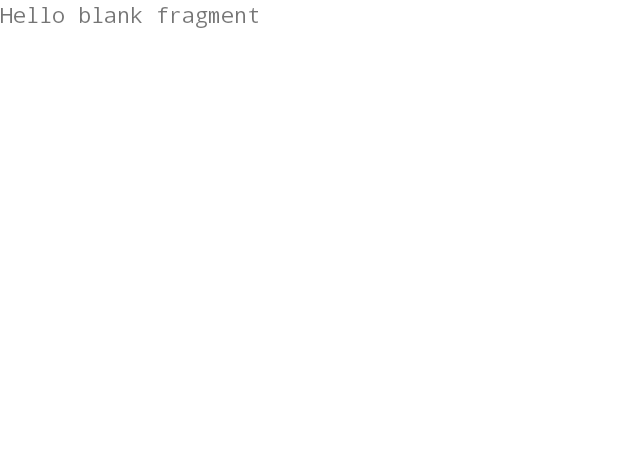
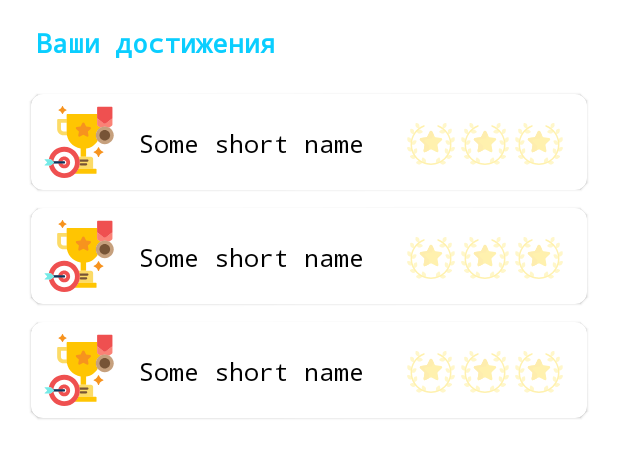
Before and after one commit to zzemlyanaya/OpenSpaceHack_CITADEL, an Android app: the layout fragment_achievements.xml on its own in the app's theme, with its tools: preview values and no code run, on a phone screen of 412 x 824 dp. Shown: the top 458 px of the screen. Run offline under Robolectric (Android 15) with nearby library versions, the phone set to English and light mode, and no system bars.

Commit message:
achievements added

```diff
--- a/app/src/main/java/ru/zzemlyanaya/openbagtrecker/Utils.kt
+++ b/app/src/main/java/ru/zzemlyanaya/openbagtrecker/Utils.kt
@@ -23,6 +23,7 @@ interface IOnBack{
 object Constants {
     const val USER = "user"
     const val COINS = "coins"
+    const val LIST = "list"
     const val WIZARD = 0
     const val PIRATE = 1
     const val ADMIN = 2
--- a/app/src/main/java/ru/zzemlyanaya/openbagtrecker/login/signin/SignInViewModel.kt
+++ b/app/src/main/java/ru/zzemlyanaya/openbagtrecker/login/signin/SignInViewModel.kt
@@ -24,7 +24,8 @@ class SignInViewModel : ViewModel() {
         if (id == "cita_del@citadel.ru".hashCode())
             emit(Resource.success(data =
                 User(0, "cita_del@citadel.ru", "CITADEL", 0, "CIT AD EL",
-                    "", 15934, "Samsung S20 Note_Android 10|Google Pixel 3XL_Android 9.2")
+                    "Первые шаги_1|FUS RO DAH!_1|На высоте_3", 15934,
+                    "Samsung S20 Note_Android 10|Google Pixel 3XL_Android 9.2")
             ))
         else
             emit(Resource.error(data = null, message = "Неверный email/пароль"))
--- a/app/src/main/java/ru/zzemlyanaya/openbagtrecker/main/MainActivity.kt
+++ b/app/src/main/java/ru/zzemlyanaya/openbagtrecker/main/MainActivity.kt
@@ -87,7 +87,7 @@ class MainActivity : AppCompatActivity() {
     fun showAchievementsFragment() {
         supportFragmentManager.beginTransaction()
             .setTransition(FragmentTransaction.TRANSIT_FRAGMENT_CLOSE)
-            .replace(R.id.container_main, AchievementsFragment(), "achiev")
+            .replace(R.id.container_main, AchievementsFragment.newInstance(currentUser.achievements), "achiev")
             .commitAllowingStateLoss()
 
         binding.navView.visibility = View.VISIBLE
--- /dev/null
+++ b/app/src/main/res/drawable/ic_achievements.xml
@@ -0,0 +1,22 @@
+<vector android:height="48dp" android:viewportHeight="512"
+    android:viewportWidth="511" android:width="48dp" xmlns:android="http://schemas.android.com/apk/res/android">
+    <path android:fillColor="#fcdb67" android:pathData="m169.008,186.938v-4.984h-23.082c-10.199,0 -18.496,-8.207 -18.496,-18.297v-43.941h41.578v-26.582h-61.977c-3.578,0 -6.48,2.871 -6.48,6.41v64.113c0,24.75 20.355,44.879 45.375,44.879h25.098c-1.324,-7.004 -2.016,-14.223 -2.016,-21.598zM169.008,186.938"/>
+    <path android:fillColor="#ffc502" android:pathData="m388.742,139.301c-2.016,-1.523 -3.715,-4.938 -3.715,-7.461v-75.727h-210.422c-3.727,0 -6.75,2.992 -6.75,6.676v124.148c0,58.262 43.117,106.742 99.453,115.879v58.457h38.566v-58.457c35.328,-5.727 65.453,-26.93 83.012,-56.309 -8.148,-10.445 -13.012,-23.516 -13.012,-37.695 0,-22.109 12.078,-42.68 31.52,-53.684l1.328,-0.75zM388.742,139.301"/>
+    <path android:fillColor="#fcdb67" android:pathData="m340.227,360.113h-87.77c5.094,12.656 7.906,26.465 7.906,40.918 0,16.188 -3.52,31.566 -9.828,45.414h105.16v-70.879c0,-8.5 -6.961,-15.453 -15.469,-15.453zM340.227,360.113"/>
+    <path android:fillColor="#ffc502" android:pathData="m374.789,445.445h-123.813c-6.309,14.227 -15.551,26.879 -26.957,37.176h150.77c2.832,0 5.152,-2.316 5.152,-5.148v-26.875c0.004,-2.832 -2.32,-5.152 -5.152,-5.152zM374.789,445.445"/>
+    <path android:fillColor="#775436" android:pathData="m315.406,380.844h-56.91c0.914,4.895 1.504,9.902 1.742,15h55.168c4.141,0 7.5,-3.355 7.5,-7.5 0,-4.141 -3.359,-7.5 -7.5,-7.5zM315.406,380.844"/>
+    <path android:fillColor="#775436" android:pathData="m306.543,407.422h-39.902c-3.02,0 -5.613,1.789 -6.805,4.355 -0.148,1.547 -0.336,3.082 -0.551,4.609 0.684,3.441 3.715,6.035 7.352,6.035h39.906c4.141,0 7.5,-3.359 7.5,-7.5s-3.355,-7.5 -7.5,-7.5zM306.543,407.422"/>
+    <path android:fillColor="#f7931e" android:pathData="m314.836,218.352c-1.301,0 -2.605,-0.305 -3.801,-0.926l-24.441,-12.652 -24.441,12.652c-1.195,0.621 -2.504,0.926 -3.805,0.926 -1.691,0 -3.375,-0.52 -4.801,-1.539 -2.516,-1.797 -3.777,-4.848 -3.25,-7.867l4.668,-26.797 -19.773,-18.977c-2.23,-2.137 -3.027,-5.336 -2.066,-8.246 0.961,-2.91 3.516,-5.035 6.594,-5.477l27.328,-3.91 12.219,-24.379c1.379,-2.746 4.219,-4.484 7.328,-4.484s5.949,1.738 7.324,4.484l12.223,24.379 27.328,3.91c3.074,0.441 5.633,2.566 6.594,5.477 0.961,2.91 0.16,6.105 -2.066,8.246l-19.773,18.977 4.668,26.797c0.523,3.02 -0.734,6.07 -3.25,7.867 -1.426,1.02 -3.109,1.539 -4.805,1.539zM314.836,218.352"/>
+    <path android:fillColor="#fb8276" android:pathData="m488.668,89.891 l-46.148,34.828c-2.266,1.707 -5.969,1.707 -8.23,0l-46.148,-34.828c-2.262,-1.707 -4.113,-5.422 -4.113,-8.254v50.207c0,2.832 1.852,6.547 4.113,8.254l19.652,14.828c9.055,-5.047 19.496,-7.945 30.609,-7.945 11.117,0 21.559,2.895 30.613,7.945l19.652,-14.828c2.266,-1.707 4.117,-5.422 4.117,-8.258v-50.203c0,2.832 -1.852,6.547 -4.117,8.254zM488.668,89.891"/>
+    <path android:fillColor="#ef5050" android:pathData="m384.027,10.945c0,-2.836 2.32,-5.152 5.156,-5.152h98.445c2.836,0 5.156,2.316 5.156,5.152v71.77c0,2.832 -1.855,6.547 -4.117,8.254l-46.148,34.828c-2.266,1.707 -5.969,1.707 -8.23,0l-46.148,-34.828c-2.262,-1.707 -4.113,-5.422 -4.113,-8.254zM384.027,10.945"/>
+    <path android:fillColor="#c6a07d" android:pathData="m501.934,208.813c0,34.703 -28.441,62.836 -63.531,62.836 -35.082,0 -63.527,-28.133 -63.527,-62.836 0,-34.699 28.445,-62.832 63.527,-62.832 35.09,0 63.531,28.133 63.531,62.832zM501.934,208.813"/>
+    <path android:fillColor="#775436" android:pathData="m476.09,208.813c0,20.586 -16.871,37.277 -37.688,37.277 -20.813,0 -37.684,-16.691 -37.684,-37.277s16.871,-37.273 37.684,-37.273c20.816,0 37.688,16.688 37.688,37.273zM476.09,208.813"/>
+    <path android:fillColor="#ef5050" android:pathData="m150.328,290.063c-53.813,0 -98.684,38.27 -108.859,89.066l9.758,-0.023c2.594,0 6.344,1.492 8.207,3.258l16.605,15.738c0.793,0.754 1.23,1.754 1.23,2.82s-0.438,2.066 -1.23,2.82l-16.711,15.848c-1.867,1.773 -5.629,3.273 -8.207,3.281l-9.664,0.023c10.16,50.816 55.043,89.105 108.871,89.105 61.324,0 111.035,-49.68 111.035,-110.969 0,-61.285 -49.711,-110.969 -111.035,-110.969zM150.328,290.063"/>
+    <path android:fillColor="#fff" android:pathData="m150.328,324.473c-40.039,0 -72.969,30.879 -76.285,70.059h75.23c3.582,0 6.5,2.918 6.5,6.5 0,3.586 -2.918,6.5 -6.5,6.5h-75.23c3.316,39.18 36.246,70.063 76.285,70.063 42.242,0 76.605,-34.348 76.605,-76.563s-34.363,-76.559 -76.605,-76.559zM150.328,324.473"/>
+    <path android:fillColor="#ef5050" android:pathData="m150.328,358.879c-21.039,0 -38.531,15.484 -41.668,35.652h40.609c3.586,0 6.5,2.914 6.5,6.5 0,3.582 -2.914,6.5 -6.5,6.5h-40.609c3.137,20.168 20.629,35.652 41.668,35.652 23.262,0 42.176,-18.91 42.176,-42.152s-18.914,-42.152 -42.176,-42.152zM150.328,358.879"/>
+    <path android:fillColor="#fff" android:pathData="m150.328,385.789c-6.078,0 -11.32,3.582 -13.77,8.742h12.711c3.586,0 6.5,2.914 6.5,6.5 0,3.582 -2.914,6.5 -6.5,6.5h-12.711c2.445,5.156 7.691,8.742 13.77,8.742 8.41,0 15.25,-6.836 15.25,-15.242 0,-8.402 -6.84,-15.242 -15.25,-15.242zM150.328,385.789"/>
+    <path android:fillColor="#08375e" android:pathData="m149.273,393.531h-78.055l4.82,4.57c0.793,0.754 1.23,1.754 1.23,2.82s-0.438,2.066 -1.23,2.82l-5.051,4.789h78.281c4.145,0 7.5,-3.359 7.5,-7.5 0.004,-4.141 -3.355,-7.5 -7.496,-7.5zM149.273,393.531"/>
+    <path android:fillColor="#75eae7" android:pathData="m13.16,423.957c-2.836,0.008 -3.512,-1.621 -1.5,-3.621l15.785,-15.676c2.012,-1.996 2.012,-5.262 0,-7.262l-15.68,-15.566c-2.012,-1.996 -1.336,-3.637 1.5,-3.645l37.961,-0.082c2.832,-0.008 6.836,1.582 8.895,3.531l16.605,15.738c2.059,1.949 2.059,5.141 0,7.09l-16.711,15.848c-2.055,1.949 -6.059,3.551 -8.895,3.559zM13.16,423.957"/>
+    <path android:fillColor="#f7931e" android:pathData="m394.078,363.141c-1.504,0 -2.863,-0.906 -3.441,-2.297 -7.082,-17.098 -12.309,-22.32 -29.418,-29.402 -1.387,-0.574 -2.293,-1.934 -2.293,-3.434 0,-1.504 0.906,-2.859 2.293,-3.438 17.109,-7.082 22.336,-12.305 29.418,-29.402 0.578,-1.391 1.938,-2.297 3.441,-2.297s2.859,0.906 3.438,2.297c7.086,17.098 12.313,22.32 29.418,29.402 1.391,0.578 2.297,1.934 2.297,3.438 0,1.504 -0.906,2.859 -2.297,3.434 -17.105,7.082 -22.332,12.305 -29.418,29.402 -0.578,1.391 -1.934,2.297 -3.438,2.297zM394.078,363.141"/>
+    <path android:fillColor="#f7931e" android:pathData="m138.465,57.738c-1.238,0 -2.355,-0.746 -2.828,-1.887 -5.82,-14.051 -10.113,-18.34 -24.172,-24.16 -1.141,-0.473 -1.887,-1.586 -1.887,-2.824 0,-1.234 0.746,-2.348 1.887,-2.82 14.059,-5.82 18.352,-10.113 24.172,-24.16 0.477,-1.141 1.59,-1.887 2.828,-1.887 1.234,0 2.352,0.746 2.82,1.887 5.824,14.047 10.117,18.34 24.176,24.16 1.145,0.473 1.887,1.586 1.887,2.82 0,1.238 -0.742,2.352 -1.887,2.824 -14.059,5.82 -18.352,10.109 -24.176,24.16 -0.469,1.141 -1.586,1.887 -2.82,1.887zM138.465,57.738"/>
+</vector>
--- a/app/src/main/res/layout/fragment_achievements.xml
+++ b/app/src/main/res/layout/fragment_achievements.xml
@@ -1,14 +1,44 @@
 <?xml version="1.0" encoding="utf-8"?>
-<FrameLayout xmlns:android="http://schemas.android.com/apk/res/android"
-    xmlns:tools="http://schemas.android.com/tools"
-    android:layout_width="match_parent"
-    android:layout_height="match_parent"
-    tools:context=".main.achiev.AchievementsFragment">
+<layout xmlns:android="http://schemas.android.com/apk/res/android"
+    xmlns:app="http://schemas.android.com/apk/res-auto"
+    xmlns:tools="http://schemas.android.com/tools">
 
-    <!-- TODO: Update blank fragment layout -->
-    <TextView
+    <data>
+
+    </data>
+
+    <androidx.constraintlayout.widget.ConstraintLayout
         android:layout_width="match_parent"
         android:layout_height="match_parent"
-        android:text="@string/hello_blank_fragment" />
+        tools:context=".main.achiev.AchievementsFragment">
 
-</FrameLayout>
+
+        <androidx.recyclerview.widget.RecyclerView
+            android:id="@+id/achievRecyclerView"
+            android:layout_width="0dp"
+            android:layout_height="0dp"
+            android:layout_marginStart="16dp"
+            android:layout_marginTop="16dp"
+            android:layout_marginEnd="16dp"
+            android:layout_marginBottom="24dp"
+            app:layout_constraintBottom_toBottomOf="parent"
+            app:layout_constraintEnd_toEndOf="parent"
+            app:layout_constraintStart_toStartOf="parent"
+            app:layout_constraintTop_toBottomOf="@+id/textView12"
+            tools:itemCount="3"
+            tools:listitem="@layout/item_achievement" />
+
+        <TextView
+            android:id="@+id/textView12"
+            android:layout_width="wrap_content"
+            android:layout_height="wrap_content"
+            android:layout_marginStart="24dp"
+            android:layout_marginTop="16dp"
+            android:text="@string/acheivs"
+            android:textColor="@color/accent_blue"
+            android:textSize="18sp"
+            android:textStyle="bold"
+            app:layout_constraintStart_toStartOf="parent"
+            app:layout_constraintTop_toTopOf="parent" />
+    </androidx.constraintlayout.widget.ConstraintLayout>
+</layout>
--- /dev/null
+++ b/app/src/main/res/layout/item_achievement.xml
@@ -0,0 +1,76 @@
+<?xml version="1.0" encoding="utf-8"?>
+<com.google.android.material.card.MaterialCardView xmlns:android="http://schemas.android.com/apk/res/android"
+    xmlns:app="http://schemas.android.com/apk/res-auto"
+    android:layout_width="match_parent"
+    android:layout_height="wrap_content"
+    app:cardCornerRadius="8dp"
+    app:cardUseCompatPadding="true"
+    app:layout_constraintEnd_toEndOf="parent"
+    app:layout_constraintStart_toStartOf="parent"
+    app:layout_constraintTop_toTopOf="parent">
+
+    <androidx.constraintlayout.widget.ConstraintLayout
+        android:layout_width="match_parent"
+        android:layout_height="wrap_content">
+
+        <ImageView
+            android:id="@+id/star3"
+            android:layout_width="32dp"
+            android:layout_height="32dp"
+            android:layout_marginTop="2dp"
+            android:layout_marginEnd="16dp"
+            android:alpha="0.32"
+            app:layout_constraintBottom_toBottomOf="@+id/imageView6"
+            app:layout_constraintEnd_toEndOf="parent"
+            app:layout_constraintTop_toTopOf="@+id/imageView6"
+            app:srcCompat="@drawable/ic_wreath" />
+
+        <ImageView
+            android:id="@+id/star"
+            android:layout_width="32dp"
+            android:layout_height="32dp"
+            android:layout_marginEnd="4dp"
+            android:alpha="0.32"
+            app:layout_constraintEnd_toStartOf="@+id/star2"
+            app:layout_constraintTop_toTopOf="@+id/star2"
+            app:srcCompat="@drawable/ic_wreath" />
+
+        <ImageView
+            android:id="@+id/star2"
+            android:layout_width="32dp"
+            android:layout_height="32dp"
+            android:layout_marginEnd="4dp"
+            android:alpha="0.32"
+            app:layout_constraintEnd_toStartOf="@+id/star3"
+            app:layout_constraintTop_toTopOf="@+id/star3"
+            app:srcCompat="@drawable/ic_wreath" />
+
+        <ImageView
+            android:id="@+id/imageView6"
+            android:layout_width="48dp"
+            android:layout_height="48dp"
+            android:layout_marginStart="8dp"
+            android:layout_marginTop="8dp"
+            android:layout_marginBottom="8dp"
+            app:layout_constraintBottom_toBottomOf="parent"
+            app:layout_constraintStart_toStartOf="parent"
+            app:layout_constraintTop_toTopOf="parent"
+            app:srcCompat="@drawable/ic_achievements" />
+
+        <TextView
+            android:id="@+id/textAchievName"
+            android:layout_width="0dp"
+            android:layout_height="24dp"
+            android:layout_marginStart="16dp"
+            android:layout_marginTop="2dp"
+            android:text="Some short name"
+            android:textColor="@color/black"
+            app:autoSizeMaxTextSize="17sp"
+            app:autoSizeMinTextSize="12sp"
+            app:autoSizeTextType="uniform"
+            app:layout_constraintBottom_toBottomOf="@+id/imageView6"
+            app:layout_constraintEnd_toStartOf="@+id/star"
+            app:layout_constraintStart_toEndOf="@+id/imageView6"
+            app:layout_constraintTop_toTopOf="@+id/imageView6" />
+    </androidx.constraintlayout.widget.ConstraintLayout>
+</com.google.android.material.card.MaterialCardView>
--- a/app/src/main/res/values/strings.xml
+++ b/app/src/main/res/values/strings.xml
@@ -55,6 +55,8 @@
     <string name="congrats">Поздравляем!</string>
     <string name="achiev">У вас новое достижение:\n</string>
 
+    <string name="acheivs">Ваши достижения</string>
+
     <!-- TODO: Remove or change this placeholder text -->
     <string name="hello_blank_fragment">Hello blank fragment</string>>
 
```
Also changed, not shown: app/src/main/java/ru/zzemlyanaya/openbagtrecker/data/model/Achievement.kt (added, +10 -0 lines), app/src/main/java/ru/zzemlyanaya/openbagtrecker/main/achiev/AchievementsFragment.kt (+28 -29 lines), app/src/main/java/ru/zzemlyanaya/openbagtrecker/main/achiev/AcvievRecyclerView.kt (added, +42 -0 lines), app/src/main/java/ru/zzemlyanaya/openbagtrecker/main/reportbug/ReportBugFragment.kt (+8 -3 lines), app/src/main/java/ru/zzemlyanaya/openbagtrecker/main/tracker/BugsRecyclerViewAdapter.kt (+1 -6 lines), app/src/main/java/ru/zzemlyanaya/openbagtrecker/main/tracker/LeaderboardRecyclerViewAdapter.kt (+1 -6 lines), app/src/main/java/ru/zzemlyanaya/openbagtrecker/main/tracker/TrackerViewModel.kt (+7 -4 lines).
